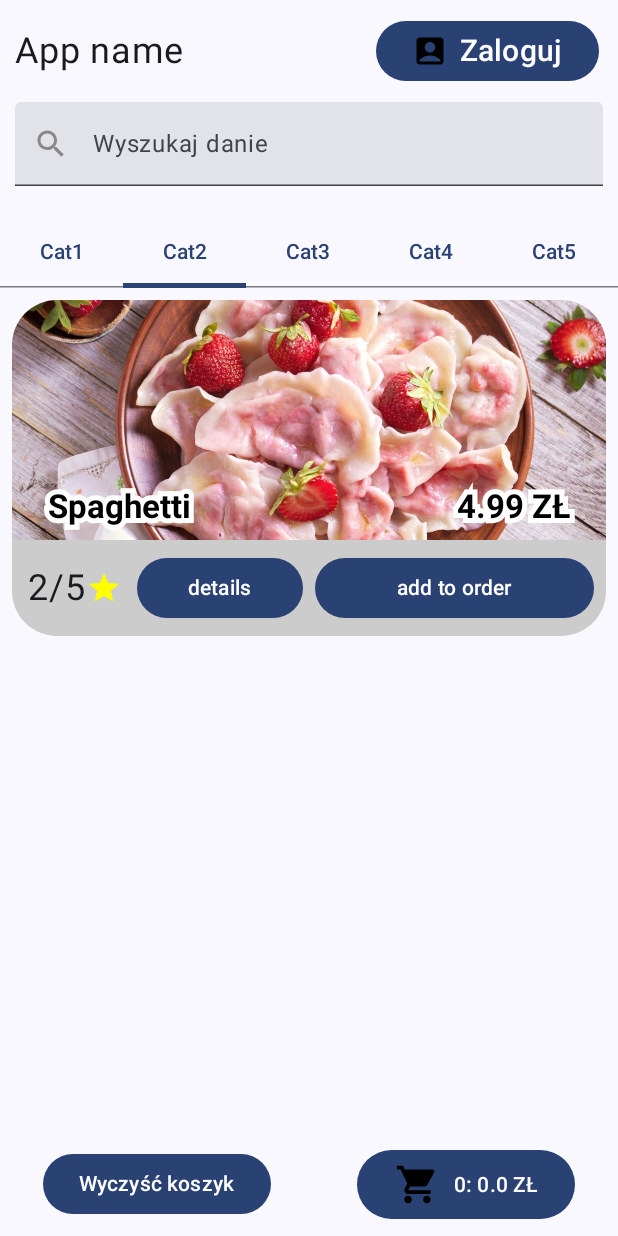
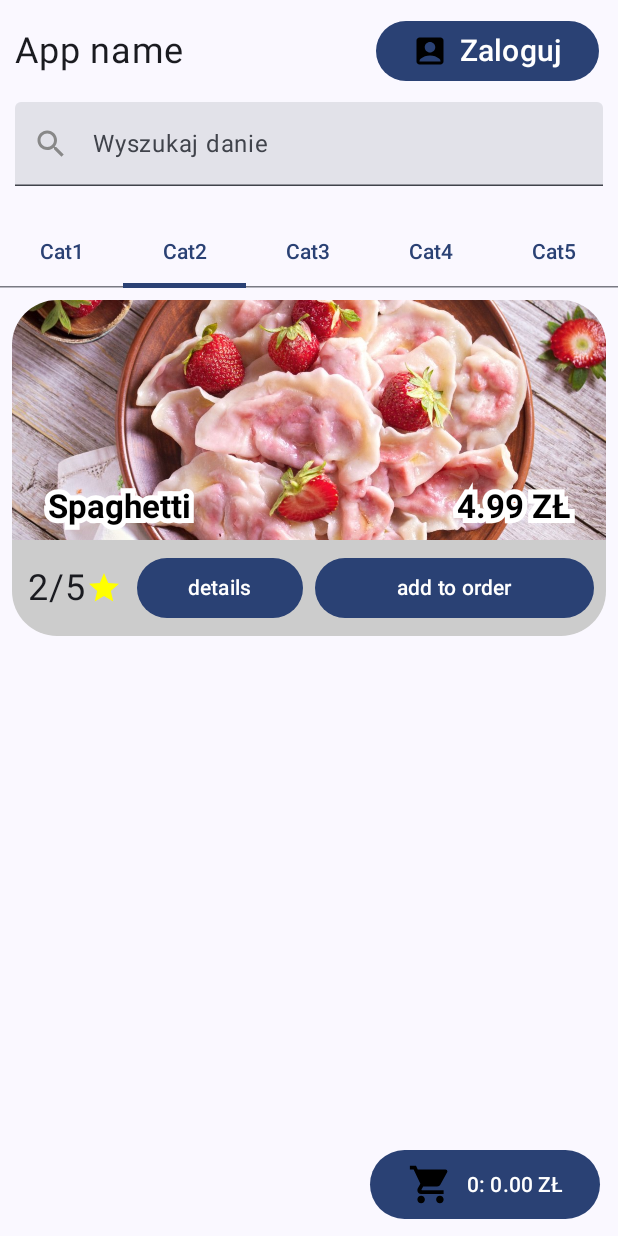
Before and after one commit to JakubWieclaw/restaurant_management_app, an Android app built with Jetpack Compose: the screen it shows after launch (MainActivity), after a tap on "Kliknij mnie", on a phone screen of 412 x 824 dp. Run offline under Robolectric (Android 15) with nearby library versions, the phone set to English and light mode, and no system bars.

Commit message:
Add cart screen and some cart functionality

```diff
--- a/app/src/main/java/com/example/restaurantmanagementapp/LoginScreen/MainLoginScreen.kt
+++ b/app/src/main/java/com/example/restaurantmanagementapp/LoginScreen/MainLoginScreen.kt
@@ -20,10 +20,12 @@ import androidx.compose.ui.Modifier
 import androidx.compose.ui.res.painterResource
 import androidx.compose.ui.res.stringResource
 import androidx.compose.ui.tooling.preview.Preview
+import androidx.lifecycle.viewmodel.compose.viewModel
 import androidx.navigation.NavController
 import androidx.navigation.compose.NavHost
 import androidx.navigation.compose.composable
 import androidx.navigation.compose.rememberNavController
+import com.example.restaurantmanagementapp.MealScreen.CartScreen
 import com.example.restaurantmanagementapp.MealScreen.MealList
 import com.example.restaurantmanagementapp.MealScreen.MealListPreview
 import com.example.restaurantmanagementapp.MealScreen.MealScreen
@@ -34,6 +36,7 @@ import com.example.restaurantmanagementapp.apithings.CallbackHandler
 import com.example.restaurantmanagementapp.apithings.LoginRequest
 import com.example.restaurantmanagementapp.apithings.RegisterRequest
 import com.example.restaurantmanagementapp.apithings.RetrofitInstance
+import com.example.restaurantmanagementapp.classes.OrderViewModel
 import com.example.restaurantmanagementapp.ui.theme.RestaurantManagementAppTheme
 import retrofit2.Call
 import retrofit2.Callback
@@ -73,17 +76,21 @@ fun TestMainScreen(){
     val meals = TestData.mealListSample
     val categories = TestData.categories
     val images = TestData.imagesList
+    val orderViewModel: OrderViewModel = viewModel()
+
     NavHost(
         navController = navController, startDestination = "restaurantinfo"
     ){
         composable("restaurantinfo"){ RestaurantInfo(images = images, navController = navController)}
-        composable("meallist"){ MealList(meals,categories,navController)}
+        composable("meallist"){ MealList(meals,categories,navController,orderViewModel)}
         composable("meal/{mealId}"){ backStackEntry ->
             val mealId = backStackEntry.arguments?.getString("mealId")
             val meal = meals.find{it.id.toString() == mealId}!!
-            MealScreen(meal,navController)
+            MealScreen(meal,navController,orderViewModel)
         }
         composable("loginscreen"){LoginScreen()}
+        composable("cart"){CartScreen(orderViewModel)}
+
     }
 }
 
--- a/app/src/main/java/com/example/restaurantmanagementapp/MealScreen/MealList.kt
+++ b/app/src/main/java/com/example/restaurantmanagementapp/MealScreen/MealList.kt
@@ -47,11 +47,17 @@ import androidx.compose.material3.contentColorFor
 import androidx.compose.runtime.Composable
 import androidx.compose.runtime.LaunchedEffect
 import androidx.compose.runtime.getValue
+import androidx.compose.runtime.mutableDoubleStateOf
 import androidx.compose.runtime.mutableStateListOf
 import androidx.compose.runtime.mutableStateOf
 import androidx.compose.runtime.remember
 import androidx.compose.runtime.rememberCoroutineScope
+import androidx.compose.runtime.rememberUpdatedState
+import androidx.compose.runtime.saveable.listSaver
+import androidx.compose.runtime.saveable.rememberSaveable
 import androidx.compose.runtime.setValue
+import androidx.compose.runtime.snapshots.SnapshotStateList
+import androidx.compose.runtime.toMutableStateList
 import androidx.compose.ui.Alignment
 import androidx.compose.ui.Modifier
 import androidx.compose.ui.draw.clip
@@ -81,6 +87,7 @@ import androidx.navigation.compose.rememberNavController
 import com.example.restaurantmanagementapp.R
 import com.example.restaurantmanagementapp.TestData
 import com.example.restaurantmanagementapp.classes.Meal
+import com.example.restaurantmanagementapp.classes.OrderViewModel
 import com.example.restaurantmanagementapp.ui.theme.RestaurantManagementAppTheme
 import com.example.restaurantmanagementapp.ui.theme.Typography
 import kotlinx.coroutines.coroutineScope
@@ -97,10 +104,9 @@ fun MealListPreview() {
         //MealList(TestData.mealListSample, listOf("Cat0", "Cat1", "Cat2", "Cat3", "Cat4", "Cat5"))
     }
 }
-
 @OptIn(ExperimentalFoundationApi::class)
 @Composable
-fun MealList(meals: List<Meal>, categories: List<String>, navController: NavController) {
+fun MealList(meals: List<Meal>, categories: List<String>, navController: NavController, orderViewModel: OrderViewModel) {
 
     val pagerState = rememberPagerState(
         initialPage = 1,
@@ -108,12 +114,13 @@ fun MealList(meals: List<Meal>, categories: List<String>, navController: NavCont
         pageCount = { categories.size })
     val coroutineScope = rememberCoroutineScope()
     var searchText by remember { mutableStateOf("") }
-    val order = remember {mutableStateListOf<Meal>()}
     val footerHeight = 70.dp
 
     Box(modifier = Modifier.fillMaxWidth()){
 
-        Column(modifier = Modifier.fillMaxSize().padding(bottom=footerHeight)) {
+        Column(modifier = Modifier
+            .fillMaxSize()
+            .padding(bottom = footerHeight)) {
             Header(navController = navController)
             SearchBar(searchText, onSearchTextChange = {searchText = it})
 
@@ -160,7 +167,9 @@ fun MealList(meals: List<Meal>, categories: List<String>, navController: NavCont
                         items(filteredMeals) { meal ->
                             MealCard(
                                 meal = meal,
-                                onAddToOrder = { it -> order.add(it) },
+                                onAddToOrder = {
+                                    orderViewModel.addToOrder(meal)
+                                               },
                                 modifier = Modifier,
                                 navController = navController
                             )
@@ -169,7 +178,9 @@ fun MealList(meals: List<Meal>, categories: List<String>, navController: NavCont
                 }
             }
         }
-        Footer(order = order, onClearCart = {order.clear()}, modifier = Modifier.align(Alignment.BottomCenter).height(footerHeight))
+        Footer(orderViewModel, onClearCart = {orderViewModel.clearOrder()}, modifier = Modifier
+            .align(Alignment.BottomCenter)
+            .height(footerHeight),navController)
     }
 }
 
@@ -342,19 +353,18 @@ fun SearchBar(
 
 @Composable
 fun Footer(
-    order: List<Meal>,
+    orderViewModel: OrderViewModel,
     onClearCart: () -> Unit,
-    modifier: Modifier = Modifier){
-    Row(modifier = Modifier.fillMaxWidth().then(modifier), horizontalArrangement = Arrangement.SpaceAround){
-        Button(onClick = {onClearCart()},
-            modifier = Modifier.padding(12.dp)){
-            Text("Wyczyść koszyk")
-        }
+    modifier: Modifier = Modifier,
+    navController: NavController){
 
-        val totalPrice = order.sumOf { it.price } // Oblicza łączną kwotę zamówienia
+    Row(modifier = Modifier
+        .fillMaxWidth()
+        .then(modifier), horizontalArrangement = Arrangement.End){
+
         Button(
             onClick = {
-                // Logika, gdy klikniesz koszyk
+                navController.navigate("cart")
             },
             modifier = modifier.padding(12.dp)
         ) {
@@ -368,7 +378,7 @@ fun Footer(
                         .align(Alignment.CenterVertically),
                     tint = Color.Black
                 )
-                Text("${order.size}: ${round(totalPrice * 100) / 100} ZŁ", textAlign = TextAlign.Center, modifier = Modifier.align(Alignment.CenterVertically))
+                Text("${orderViewModel.getSize()}: ${"%.2f".format(orderViewModel.getOrderTotal())} ZŁ", textAlign = TextAlign.Center, modifier = Modifier.align(Alignment.CenterVertically))
             }
 
         }
--- a/app/src/main/java/com/example/restaurantmanagementapp/classes/Meal.kt
+++ b/app/src/main/java/com/example/restaurantmanagementapp/classes/Meal.kt
@@ -1,11 +1,19 @@
 package com.example.restaurantmanagementapp.classes
 
-class Meal(
+import androidx.compose.runtime.getValue
+import androidx.compose.runtime.mutableIntStateOf
+import androidx.compose.runtime.mutableStateOf
+import androidx.compose.runtime.setValue
+
+data class Meal(
     val id: Int,
-    val name:String,
-    val price:Double,
-    val categoryID:Int,
-    val opinionID:Int,
-    val ingredientID:Int,
-    val picture:String
-) {}
+    val name: String,
+    val price: Double,
+    val categoryID: Int,
+    val opinionID: Int,
+    val ingredientID: Int,
+    val picture: String,
+    val quantity2:Int = 1
+) {
+    var quantity by mutableIntStateOf(quantity2)
+}
--- /dev/null
+++ b/app/src/main/java/com/example/restaurantmanagementapp/classes/OrderViewModel.kt
@@ -0,0 +1,46 @@
+package com.example.restaurantmanagementapp.classes
+
+import androidx.compose.runtime.State
+import androidx.compose.runtime.derivedStateOf
+import androidx.compose.runtime.mutableStateListOf
+import androidx.compose.runtime.snapshots.SnapshotStateList
+import androidx.lifecycle.ViewModel
+
+class OrderViewModel : ViewModel() {
+    private val _orderItems = mutableStateListOf<Meal>()
+    val orderItems: SnapshotStateList<Meal> = _orderItems
+
+    fun addToOrder(meal: Meal) {
+        val tmeal = _orderItems.find{item -> item.id==meal.id}
+        if(tmeal!=null){
+            updateQuantity(_orderItems.indexOf(tmeal),tmeal.quantity+1)
+        }else{
+            _orderItems.add(meal)
+        }
+
+    }
+    fun removeFromOrder(meal: Meal) {
+        val tmeal = _orderItems.find{item -> item.id==meal.id}
+        if(tmeal!=null){
+            if(tmeal.quantity>1)
+                updateQuantity(_orderItems.indexOf(tmeal),tmeal.quantity-1)
+            else{
+                _orderItems.remove(meal)
+            }
+        }
+    }
+    fun clearOrder() {
+        _orderItems.clear()
+    }
+    fun getOrderTotal(): Double {
+        return _orderItems.sumOf { it.price * it.quantity }
+    }
+    fun getSize(): Int{
+        return _orderItems.sumOf{it.quantity}
+    }
+
+    fun updateQuantity(index:Int,value:Int){
+        _orderItems[index].quantity = value
+    }
+
+}
```
Also changed, not shown: app/src/main/java/com/example/restaurantmanagementapp/MealScreen/Cart.kt (added, +113 -0 lines), app/src/main/java/com/example/restaurantmanagementapp/MealScreen/MealCartCard.kt (added, +110 -0 lines), app/src/main/java/com/example/restaurantmanagementapp/MealScreen/MealDetails.kt (+12 -12 lines).
